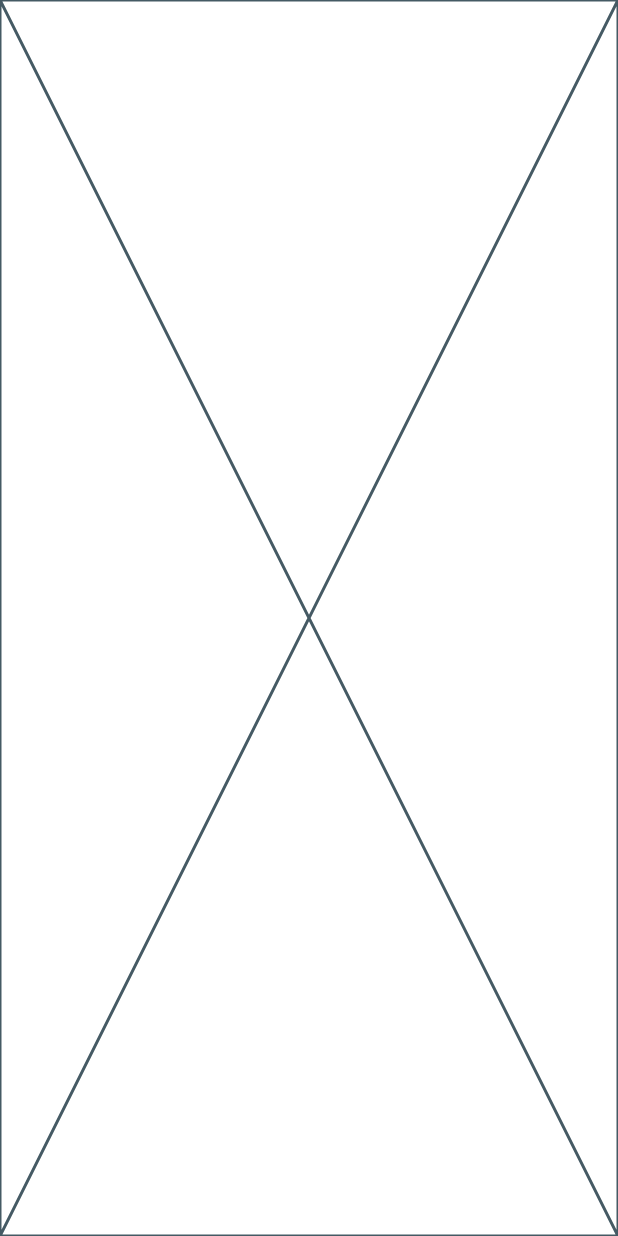
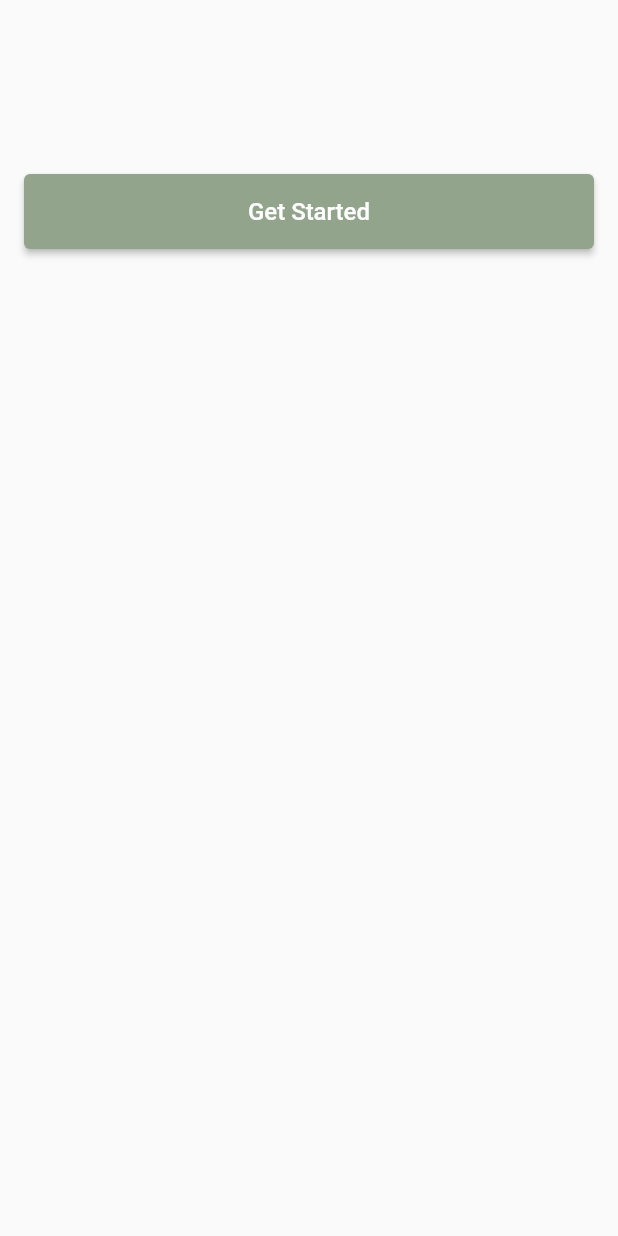
Before and after one commit to LuluahAld/project-marketo, a Flutter app: the screen it shows after launch, on a phone screen of 412 x 824 dp. Run offline on Flutter 3.47's test engine with Material 2 defaults, Android fonts, the phone set to English and light mode, and no system bars.

Commit message:
added button component

```diff
--- /dev/null
+++ b/lib/components/button.dart
@@ -0,0 +1,26 @@
+import 'package:flutter/material.dart';
+
+class button extends StatelessWidget {
+  final color;
+  final text;
+  const button({
+    super.key,
+    required this.color,
+    required this.text,
+  });
+
+  @override
+  Widget build(BuildContext context) {
+    return ElevatedButton(
+      style: ElevatedButton.styleFrom(
+        backgroundColor: color,
+        minimumSize: const Size.fromHeight(50),
+      ),
+      onPressed: () {},
+      child: Text(
+        text,
+        style: const TextStyle(fontSize: 16),
+      ),
+    );
+  }
+}
--- a/lib/constants.dart
+++ b/lib/constants.dart
@@ -2,9 +2,10 @@
 
 import 'package:flutter/material.dart';
 
-var green = const Color.fromARGB(1, 63, 77, 57);
-var pink = const Color.fromARGB(1, 219, 183, 171);
-var beige = const Color.fromARGB(1, 241, 237, 236);
-var lightgreen = const Color.fromARGB(1, 146, 164, 139);
+var green = const Color.fromARGB(255, 63, 77, 57);
+var pink = const Color.fromARGB(255, 219, 183, 171);
+var beige = const Color.fromARGB(255, 241, 237, 236);
+var lightgreen = const Color.fromARGB(255, 146, 164, 139);
 
 var logo = Image.asset('images/logo.png');
+var padding = const EdgeInsets.all(16);
--- a/lib/marceto_app.dart
+++ b/lib/marceto_app.dart
@@ -7,6 +7,7 @@ class MarcetoApp extends StatelessWidget {
   @override
   Widget build(BuildContext context) {
     return const MaterialApp(
+      debugShowCheckedModeBanner: false,
       home: OnBoardingPages(),
     );
   }
--- a/lib/pages/onboarding_pages.dart
+++ b/lib/pages/onboarding_pages.dart
@@ -1,10 +1,28 @@
 import 'package:flutter/material.dart';
+import 'package:project_teamd/constants.dart';
+
+import '../components/button.dart';
 
 class OnBoardingPages extends StatelessWidget {
   const OnBoardingPages({super.key});
 
   @override
   Widget build(BuildContext context) {
-    return const Placeholder();
+    return Scaffold(
+      body: Padding(
+        padding: padding,
+        child: Column(
+          children: [
+            const SizedBox(
+              height: 100,
+            ),
+            button(
+              color: lightgreen,
+              text: 'Get Started',
+            ),
+          ],
+        ),
+      ),
+    );
   }
 }
```
